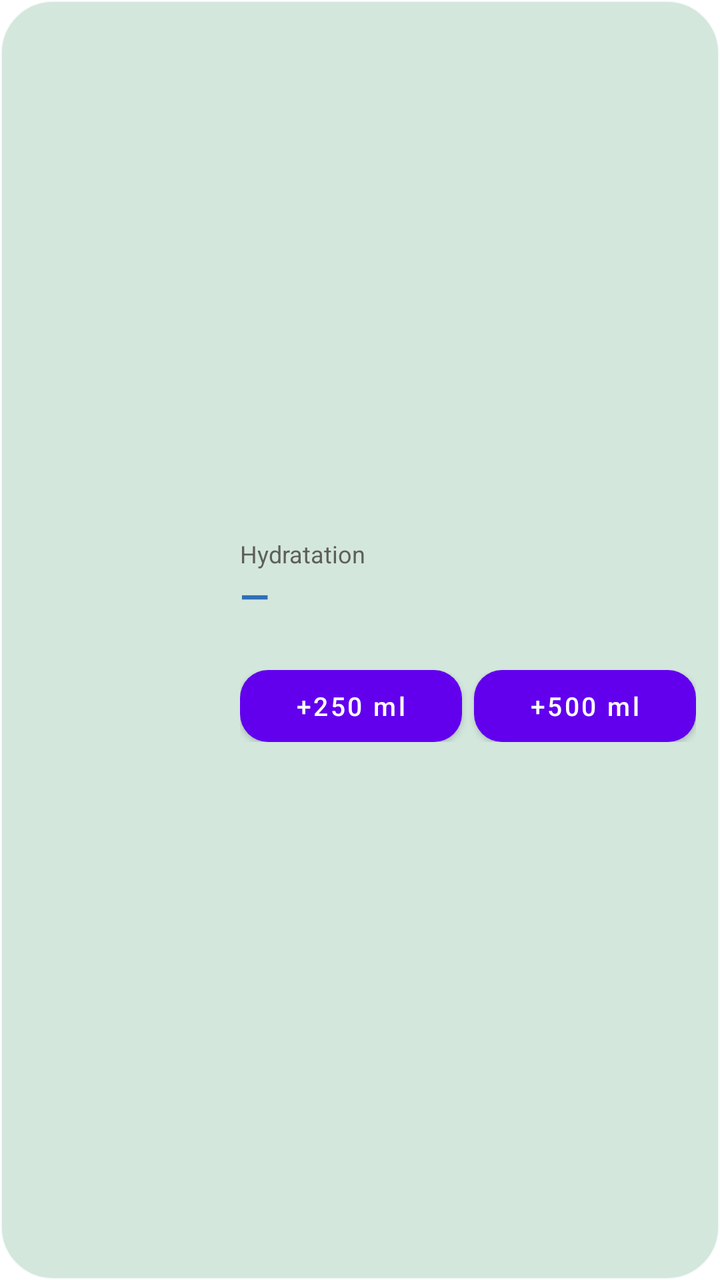
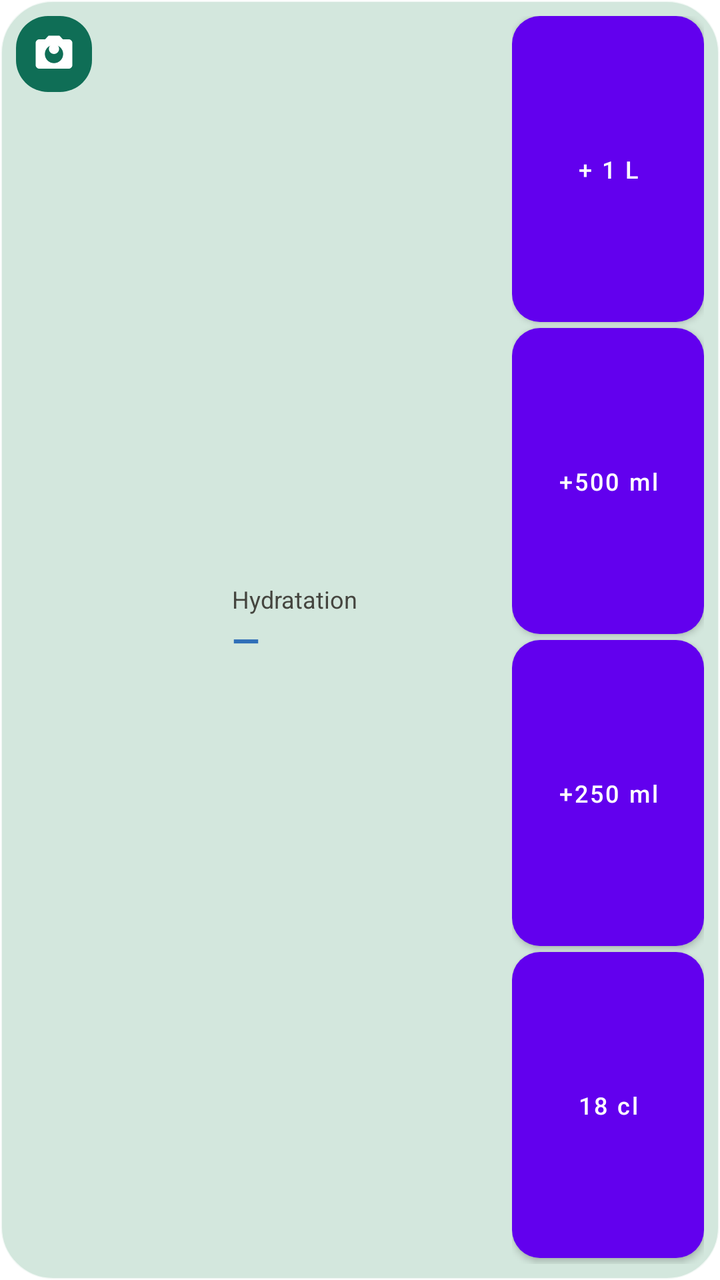

An Android layout rendered at two revisions. The XML below is the earlier revision; the diff shows what the commit changed to produce the second picture.
<!-- AndroidManifest.xml: fallback theme Theme.MaterialComponents.DayNight.NoActionBar -->
<!-- res/layout/widget_coach.xml -->
<?xml version="1.0" encoding="utf-8"?>
<LinearLayout xmlns:android="http://schemas.android.com/apk/res/android"
    android:id="@+id/widget_racine"
    android:layout_width="match_parent"
    android:layout_height="match_parent"
    android:background="@drawable/widget_fond"
    android:gravity="center_vertical"
    android:orientation="horizontal"
    android:padding="12dp">

    <ImageView
        android:id="@+id/widget_anneaux"
        android:layout_width="96dp"
        android:layout_height="96dp"
        android:contentDescription="@string/widget_anneaux_description"
        android:scaleType="fitCenter" />

    <LinearLayout
        android:layout_width="0dp"
        android:layout_height="wrap_content"
        android:layout_marginStart="12dp"
        android:layout_weight="1"
        android:orientation="vertical">

        <TextView
            android:layout_width="wrap_content"
            android:layout_height="wrap_content"
            android:text="@string/widget_titre_eau"
            android:textColor="#5F5E5A"
            android:textSize="12sp" />

        <TextView
            android:id="@+id/widget_eau"
            android:layout_width="wrap_content"
            android:layout_height="wrap_content"
            android:text="—"
            android:textColor="#2F6FB8"
            android:textSize="19sp"
            android:textStyle="bold" />

        <TextView
            android:id="@+id/widget_bilan"
            android:layout_width="wrap_content"
            android:layout_height="wrap_content"
            android:textColor="#2C2C2A"
            android:textSize="12sp" />

        <LinearLayout
            android:layout_width="match_parent"
            android:layout_height="wrap_content"
            android:layout_marginTop="8dp"
            android:orientation="horizontal">

            <Button
                android:id="@+id/widget_plus250"
                android:contentDescription="@string/widget_ajouter_250"
                android:layout_width="0dp"
                android:layout_height="36dp"
                android:layout_marginEnd="6dp"
                android:layout_weight="1"
                android:background="@drawable/widget_bouton"
                android:minHeight="0dp"
                android:minWidth="0dp"
                android:padding="0dp"
                android:text="+250 ml"
                android:textAllCaps="false"
                android:textColor="#FFFFFF"
                android:textSize="13sp" />

            <Button
                android:id="@+id/widget_plus500"
                android:contentDescription="@string/widget_ajouter_500"
                android:layout_width="0dp"
                android:layout_height="36dp"
                android:layout_weight="1"
                android:background="@drawable/widget_bouton"
                android:minHeight="0dp"
                android:minWidth="0dp"
                android:padding="0dp"
                android:text="+500 ml"
                android:textAllCaps="false"
                android:textColor="#FFFFFF"
                android:textSize="13sp" />
        </LinearLayout>
    </LinearLayout>
</LinearLayout>
<!-- resources referenced by this layout -->
<resources>
  <!-- drawable widget_bouton (drawable) -->
  <?xml version="1.0" encoding="utf-8"?>
  <shape xmlns:android="http://schemas.android.com/apk/res/android"
      android:shape="rectangle">
      <solid android:color="#0F6E56" />
      <corners android:radius="14dp" />
  </shape>
  <!-- drawable widget_fond (drawable) -->
  <?xml version="1.0" encoding="utf-8"?>
  <shape xmlns:android="http://schemas.android.com/apk/res/android"
      android:shape="rectangle">
      <solid android:color="#D0C9E2D6" />
      <stroke
          android:width="1dp"
          android:color="#B3FFFFFF" />
      <corners android:radius="26dp" />
  </shape>
  <string name="widget_ajouter_250">Ajouter 250 millilitres d’eau</string>
  <string name="widget_ajouter_500">Ajouter 500 millilitres d’eau</string>
  <string name="widget_anneaux_description">Anneaux du jour : calories brûlées et mangées, protéines, eau</string>
  <string name="widget_titre_eau">Hydratation</string>
</resources>

<!-- the commit's change to res/layout/widget_coach.xml (unified diff, before → after) -->
@@ -6,19 +6,37 @@
     android:background="@drawable/widget_fond"
     android:gravity="center_vertical"
     android:orientation="horizontal"
-    android:padding="12dp">
+    android:padding="8dp">
 
-    <ImageView
-        android:id="@+id/widget_anneaux"
-        android:layout_width="96dp"
-        android:layout_height="96dp"
-        android:contentDescription="@string/widget_anneaux_description"
-        android:scaleType="fitCenter" />
+    <FrameLayout
+        android:layout_width="104dp"
+        android:layout_height="match_parent">
+
+        <ImageView
+            android:id="@+id/widget_anneaux"
+            android:layout_width="90dp"
+            android:layout_height="90dp"
+            android:layout_gravity="center"
+            android:contentDescription="@string/widget_anneaux_description"
+            android:scaleType="fitCenter" />
+
+        <ImageButton
+            android:id="@+id/widget_photo"
+            android:layout_width="38dp"
+            android:layout_height="38dp"
+            android:layout_gravity="top|start"
+            android:background="@drawable/widget_photo"
+            android:contentDescription="@string/widget_photo_description"
+            android:padding="8dp"
+            android:scaleType="fitCenter"
+            android:src="@drawable/ic_camera" />
+    </FrameLayout>
 
     <LinearLayout
         android:layout_width="0dp"
         android:layout_height="wrap_content"
-        android:layout_marginStart="12dp"
+        android:layout_marginStart="4dp"
+        android:layout_marginEnd="8dp"
         android:layout_weight="1"
         android:orientation="vertical">
 
@@ -26,61 +44,95 @@
             android:layout_width="wrap_content"
             android:layout_height="wrap_content"
             android:text="@string/widget_titre_eau"
-            android:textColor="#5F5E5A"
+            android:textColor="#45453F"
             android:textSize="12sp" />
 
         <TextView
             android:id="@+id/widget_eau"
             android:layout_width="wrap_content"
             android:layout_height="wrap_content"
+            android:maxLines="1"
             android:text="—"
             android:textColor="#2F6FB8"
-            android:textSize="19sp"
+            android:textSize="18sp"
             android:textStyle="bold" />
 
         <TextView
             android:id="@+id/widget_bilan"
             android:layout_width="wrap_content"
             android:layout_height="wrap_content"
+            android:maxLines="1"
             android:textColor="#2C2C2A"
             android:textSize="12sp" />
+    </LinearLayout>
 
-        <LinearLayout
-            android:layout_width="match_parent"
-            android:layout_height="wrap_content"
-            android:layout_marginTop="8dp"
-            android:orientation="horizontal">
+    <LinearLayout
+        android:layout_width="96dp"
+        android:layout_height="match_parent"
+        android:orientation="vertical">
 
             <Button
-                android:id="@+id/widget_plus250"
-                android:contentDescription="@string/widget_ajouter_250"
-                android:layout_width="0dp"
-                android:layout_height="36dp"
-                android:layout_marginEnd="6dp"
+                android:id="@+id/widget_plus1000"
+                android:layout_width="match_parent"
+                android:layout_height="0dp"
+                android:layout_marginBottom="3dp"
                 android:layout_weight="1"
                 android:background="@drawable/widget_bouton"
+                android:contentDescription="@string/widget_ajouter_1000"
+                android:padding="0dp"
                 android:minHeight="0dp"
                 android:minWidth="0dp"
+                android:text="+ 1 L"
+                android:textAllCaps="false"
+                android:textColor="#FFFFFF"
+                android:textSize="12sp" />
+            <Button
+                android:id="@+id/widget_plus500"
+                android:layout_width="match_parent"
+                android:layout_height="0dp"
+                android:layout_marginBottom="3dp"
+                android:layout_weight="1"
+                android:background="@drawable/widget_bouton"
+                android:contentDescription="@string/widget_ajouter_500"
                 android:padding="0dp"
+                android:minHeight="0dp"
+                android:minWidth="0dp"
+                android:text="+500 ml"
+                android:textAllCaps="false"
+                android:textColor="#FFFFFF"
+                android:textSize="12sp" />
+            <Button
+                android:id="@+id/widget_plus250"
+                android:layout_width="match_parent"
+                android:layout_height="0dp"
+                android:layout_marginBottom="3dp"
+                android:layout_weight="1"
+                android:background="@drawable/widget_bouton"
+                android:contentDescription="@string/widget_ajouter_250"
+                android:padding="0dp"
+                android:minHeight="0dp"
+                android:minWidth="0dp"
                 android:text="+250 ml"
                 android:textAllCaps="false"
                 android:textColor="#FFFFFF"
-                android:textSize="13sp" />
-
+                android:textSize="12sp" />
             <Button
-                android:id="@+id/widget_plus500"
-                android:contentDescription="@string/widget_ajouter_500"
-                android:layout_width="0dp"
-                android:layout_height="36dp"
+                android:id="@+id/widget_plus180"
+                android:layout_width="match_parent"
+                android:layout_height="0dp"
+                android:layout_marginBottom="3dp"
                 android:layout_weight="1"
                 android:background="@drawable/widget_bouton"
+                android:contentDescription="@string/widget_ajouter_180"
+                android:drawableStart="@drawable/ic_verre"
+                android:drawablePadding="4dp"
+                android:paddingStart="14dp"
+                android:paddingEnd="14dp"
                 android:minHeight="0dp"
                 android:minWidth="0dp"
-                android:padding="0dp"
-                android:text="+500 ml"
+                android:text="18 cl"
                 android:textAllCaps="false"
                 android:textColor="#FFFFFF"
-                android:textSize="13sp" />
-        </LinearLayout>
+                android:textSize="12sp" />
     </LinearLayout>
 </LinearLayout>
<!-- resource entries referenced after the edit -->
@@ -1,5 +1,30 @@
 <!-- resources referenced by this layout -->
 <resources>
+  <!-- drawable ic_camera (drawable) -->
+  <?xml version="1.0" encoding="utf-8"?>
+  <vector xmlns:android="http://schemas.android.com/apk/res/android"
+      android:width="24dp"
+      android:height="24dp"
+      android:viewportWidth="24"
+      android:viewportHeight="24">
+      <path
+          android:fillColor="#FFFFFF"
+          android:pathData="M9,2L7.17,4H4c-1.1,0 -2,0.9 -2,2v12c0,1.1 0.9,2 2,2h16c1.1,0 2,-0.9 2,-2V6c0,-1.1 -0.9,-2 -2,-2h-3.17L15,2H9zM12,17c-2.76,0 -5,-2.24 -5,-5s2.24,-5 5,-5 5,2.24 5,5 -2.24,5 -5,5z" />
+      <path
+          android:fillColor="#FFFFFF"
+          android:pathData="M12,9.2m-2.8,0a2.8,2.8 0,1 1,5.6 0a2.8,2.8 0,1 1,-5.6 0" />
+  </vector>
+  <!-- drawable ic_verre (drawable) -->
+  <?xml version="1.0" encoding="utf-8"?>
+  <vector xmlns:android="http://schemas.android.com/apk/res/android"
+      android:width="20dp"
+      android:height="20dp"
+      android:viewportWidth="24"
+      android:viewportHeight="24">
+      <path
+          android:fillColor="#FFFFFF"
+          android:pathData="M6,3h12l-1.6,18H7.6z" />
+  </vector>
   <!-- drawable widget_bouton (drawable) -->
   <?xml version="1.0" encoding="utf-8"?>
   <shape xmlns:android="http://schemas.android.com/apk/res/android"
@@ -17,9 +42,19 @@
           android:color="#B3FFFFFF" />
       <corners android:radius="26dp" />
   </shape>
+  <!-- drawable widget_photo (drawable) -->
+  <?xml version="1.0" encoding="utf-8"?>
+  <shape xmlns:android="http://schemas.android.com/apk/res/android"
+      android:shape="rectangle">
+      <solid android:color="#0F6E56" />
+      <corners android:radius="16dp" />
+  </shape>
+  <string name="widget_ajouter_1000">Ajouter 1 litre d’eau</string>
+  <string name="widget_ajouter_180">Ajouter 18 centilitres d’eau</string>
   <string name="widget_ajouter_250">Ajouter 250 millilitres d’eau</string>
   <string name="widget_ajouter_500">Ajouter 500 millilitres d’eau</string>
   <string name="widget_anneaux_description">Anneaux du jour : calories brûlées et mangées, protéines, eau</string>
+  <string name="widget_photo_description">Photographier mon repas</string>
   <string name="widget_titre_eau">Hydratation</string>
 </resources>
 
